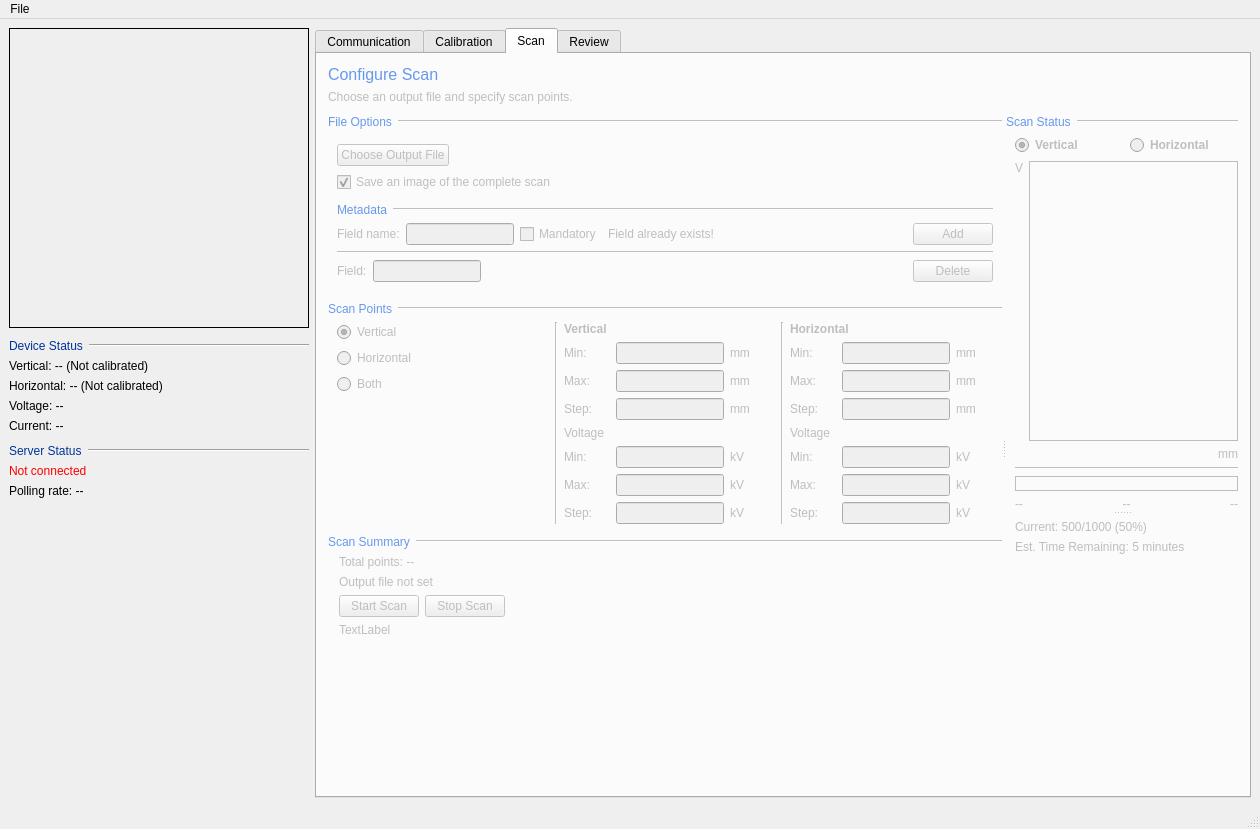
This is designer/MainWindow_v2.ui in DanielWinklehner/emittance-scanner-daq as Qt 5 draws it before an edit. The edited form follows.
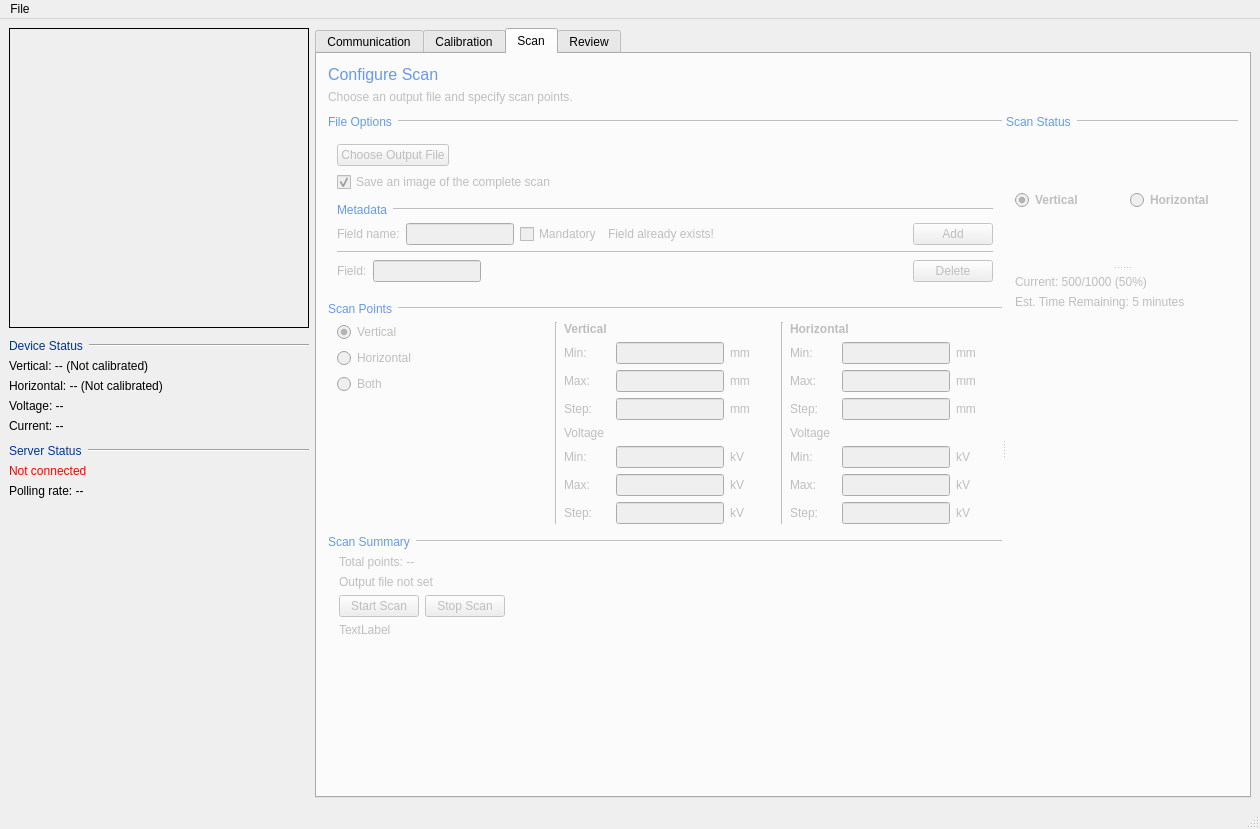
This is the edited form. The open tabs and pages were chosen to show the change. Icons and pictures are not drawn.

Commit message: scan display axis moved to its own widget & included on scan review dialog

The edit to the form file:
```diff
--- a/designer/MainWindow_v2.ui
+++ b/designer/MainWindow_v2.ui
@@ -3117,154 +3117,6 @@
                   </item>
                  </layout>
                 </item>
-                <item>
-                 <layout class="QVBoxLayout" name="lyGrad">
-                  <item>
-                   <layout class="QVBoxLayout" name="verticalLayout_10">
-                    <item>
-                     <layout class="QHBoxLayout" name="lyScan" stretch="0,0">
-                      <property name="sizeConstraint">
-                       <enum>QLayout::SetDefaultConstraint</enum>
-                      </property>
-                      <item>
-                       <widget class="QLabel" name="label_43">
-                        <property name="sizePolicy">
-                         <sizepolicy hsizetype="Fixed" vsizetype="Expanding">
-                          <horstretch>0</horstretch>
-                          <verstretch>0</verstretch>
-                         </sizepolicy>
-                        </property>
-                        <property name="font">
-                         <font>
-                          <pointsize>9</pointsize>
-                         </font>
-                        </property>
-                        <property name="text">
-                         <string>V</string>
-                        </property>
-                        <property name="alignment">
-                         <set>Qt::AlignHCenter|Qt::AlignTop</set>
-                        </property>
-                       </widget>
-                      </item>
-                      <item>
-                       <widget class="QLabel" name="lblScanStatus">
-                        <property name="sizePolicy">
-                         <sizepolicy hsizetype="Ignored" vsizetype="Ignored">
-                          <horstretch>0</horstretch>
-                          <verstretch>0</verstretch>
-                         </sizepolicy>
-                        </property>
-                        <property name="minimumSize">
-                         <size>
-                          <width>0</width>
-                          <height>0</height>
-                         </size>
-                        </property>
-                        <property name="frameShape">
-                         <enum>QFrame::Box</enum>
-                        </property>
-                        <property name="text">
-                         <string/>
-                        </property>
-                       </widget>
-                      </item>
-                     </layout>
-                    </item>
-                    <item>
-                     <widget class="QLabel" name="label_44">
-                      <property name="sizePolicy">
-                       <sizepolicy hsizetype="Expanding" vsizetype="Fixed">
-                        <horstretch>0</horstretch>
-                        <verstretch>0</verstretch>
-                       </sizepolicy>
-                      </property>
-                      <property name="font">
-                       <font>
-                        <pointsize>9</pointsize>
-                       </font>
-                      </property>
-                      <property name="text">
-                       <string>mm</string>
-                      </property>
-                      <property name="alignment">
-                       <set>Qt::AlignRight|Qt::AlignTrailing|Qt::AlignVCenter</set>
-                      </property>
-                     </widget>
-                    </item>
-                   </layout>
-                  </item>
-                  <item>
-                   <widget class="Line" name="line_3">
-                    <property name="orientation">
-                     <enum>Qt::Horizontal</enum>
-                    </property>
-                   </widget>
-                  </item>
-                  <item>
-                   <widget class="QLabel" name="lblColorScale">
-                    <property name="sizePolicy">
-                     <sizepolicy hsizetype="Ignored" vsizetype="Preferred">
-                      <horstretch>0</horstretch>
-                      <verstretch>0</verstretch>
-                     </sizepolicy>
-                    </property>
-                    <property name="minimumSize">
-                     <size>
-                      <width>0</width>
-                      <height>15</height>
-                     </size>
-                    </property>
-                    <property name="maximumSize">
-                     <size>
-                      <width>16777215</width>
-                      <height>15</height>
-                     </size>
-                    </property>
-                    <property name="frameShape">
-                     <enum>QFrame::Box</enum>
-                    </property>
-                    <property name="text">
-                     <string/>
-                    </property>
-                   </widget>
-                  </item>
-                  <item>
-                   <layout class="QHBoxLayout" name="horizontalLayout_9">
-                    <property name="spacing">
-                     <number>7</number>
-                    </property>
-                    <item>
-                     <widget class="QLabel" name="lblColorScaleMin">
-                      <property name="text">
-                       <string>--</string>
-                      </property>
-                     </widget>
-                    </item>
-                    <item>
-                     <widget class="QLabel" name="lblColorScaleMid">
-                      <property name="text">
-                       <string>--</string>
-                      </property>
-                      <property name="alignment">
-                       <set>Qt::AlignCenter</set>
-                      </property>
-                     </widget>
-                    </item>
-                    <item>
-                     <widget class="QLabel" name="lblColorScaleMax">
-                      <property name="text">
-                       <string>--</string>
-                      </property>
-                      <property name="alignment">
-                       <set>Qt::AlignRight|Qt::AlignTrailing|Qt::AlignVCenter</set>
-                      </property>
-                     </widget>
-                    </item>
-                   </layout>
-                  </item>
-                 </layout>
-                </item>
                </layout>
               </widget>
               <widget class="QFrame" name="frame_2">
```
Left out of the diff: 2 changed lines with no effect on the pictures. The commit also changes 8 other files.
